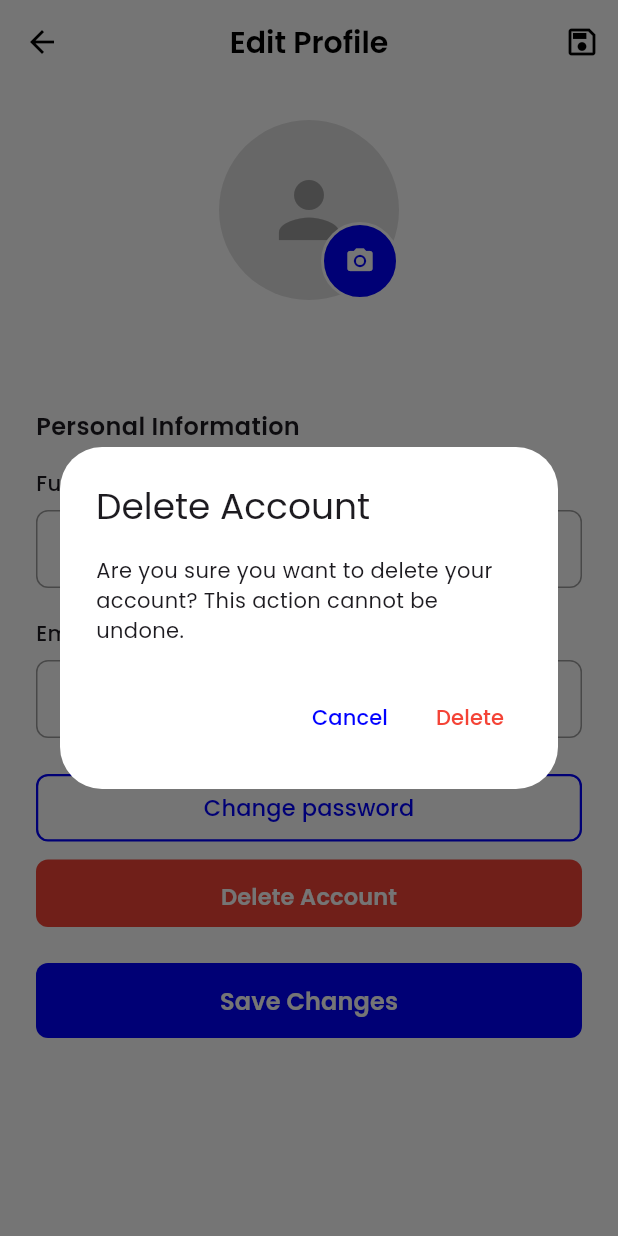
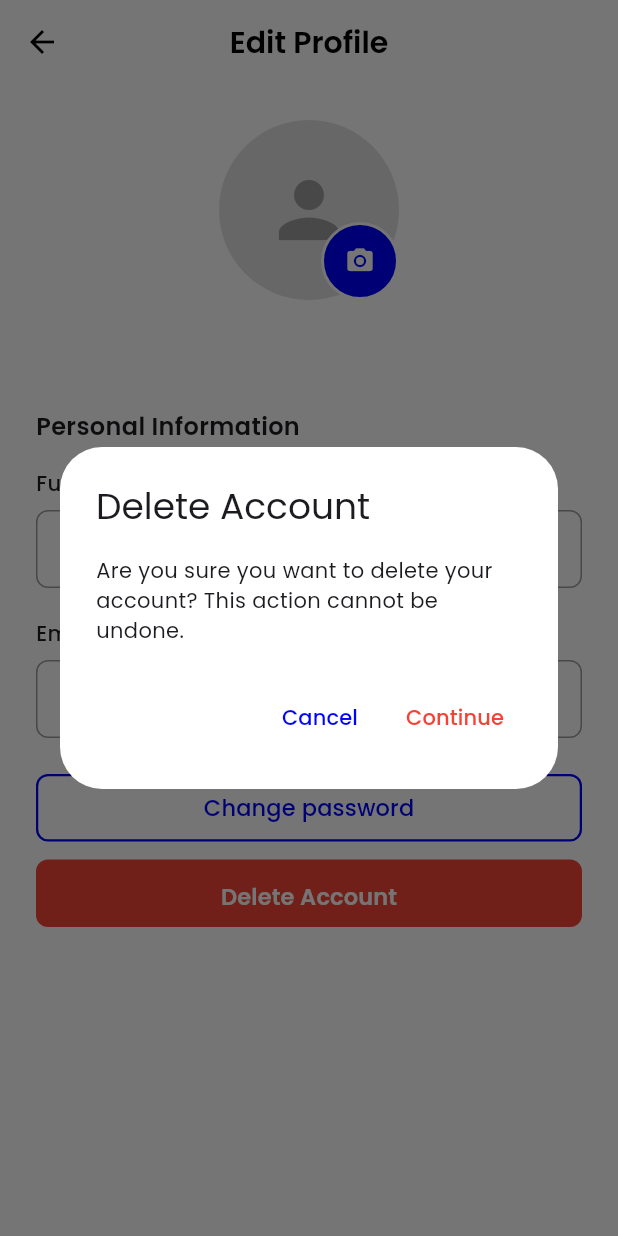
Before and after one commit to SeerPant/Zahn_Ecke_dental_classification_frontend, a Flutter app: the EditProfileScreen screen opened by its route, after a tap on "Delete Account", on a phone screen of 412 x 824 dp. Run offline on Flutter 3.47's test engine with Material 3 defaults, Android fonts, the light colour scheme and no system bars; our stand-ins replace flutter_secure_storage, google_fonts, image_picker; accounts and stored records are empty.

Commit message:
feature to upload photo, feature to change password, feature to delete account, changes to UI

```diff
--- a/lib/screens/profile/edit_profile_screen.dart
+++ b/lib/screens/profile/edit_profile_screen.dart
@@ -1,8 +1,7 @@
-//updating user information
-
 import 'package:flutter/material.dart';
 import 'package:provider/provider.dart';
 import '../../services/auth_service.dart';
+import '../../services/user_service.dart';
 import '../../utils/theme.dart';
 
 class EditProfileScreen extends StatefulWidget {
@@ -16,7 +15,6 @@
   final _formKey = GlobalKey<FormState>();
   late TextEditingController _nameController;
   late TextEditingController _emailController;
-  bool _isLoading = false;
 
   @override
   void initState() {
@@ -33,37 +31,12 @@
     super.dispose();
   }
 
-  Future<void> _saveChanges() async {
-    if (!_formKey.currentState!.validate()) {
-      return;
-    }
-
-    setState(() {
-      _isLoading = true;
-    });
-
-    // TODO: Implement API call to update profile
-    await Future.delayed(const Duration(seconds: 1));
-
-    if (!mounted) return;
-
-    setState(() {
-      _isLoading = false;
-    });
-
-    ScaffoldMessenger.of(context).showSnackBar(
-      const SnackBar(
-        content: Text('Profile update feature coming soon'),
-        backgroundColor: Colors.blue,
-      ),
-    );
-  }
-
   void _changePassword() {
     Navigator.pushNamed(context, '/changepassword');
   }
 
   Future<void> _deleteAccount() async {
+    // Show confirmation dialog
     final confirmed = await showDialog<bool>(
       context: context,
       builder: (context) => AlertDialog(
@@ -79,7 +52,7 @@
           TextButton(
             onPressed: () => Navigator.pop(context, true),
             child: const Text(
-              'Delete',
+              'Continue',
               style: TextStyle(color: Colors.red),
             ),
           ),
@@ -87,11 +60,138 @@
       ),
     );
 
-    if (confirmed == true && mounted) {
+    if (confirmed != true || !mounted) return;
+
+    //Show password confirmation dialog
+    final passwordController = TextEditingController();
+    bool obscurePassword = true;
+
+    final password = await showDialog<String>(
+      context: context,
+      builder: (dialogContext) => StatefulBuilder(
+        builder: (context, setState) => AlertDialog(
+          title: const Text('Confirm Password'),
+          content: Column(
+            mainAxisSize: MainAxisSize.min,
+            children: [
+              const Text(
+                'Please enter your password to confirm account deletion:',
+              ),
+              const SizedBox(height: 16),
+              TextField(
+                controller: passwordController,
+                obscureText: obscurePassword,
+                decoration: InputDecoration(
+                  labelText: 'Password',
+                  border: const OutlineInputBorder(),
+                  suffixIcon: IconButton(
+                    icon: Icon(
+                      obscurePassword ? Icons.visibility_off : Icons.visibility,
+                    ),
+                    onPressed: () {
+                      setState(() {
+                        obscurePassword = !obscurePassword;
+                      });
+                    },
+                  ),
+                ),
+              ),
+            ],
+          ),
+          actions: [
+            TextButton(
+              onPressed: () => Navigator.pop(dialogContext),
+              child: const Text('Cancel'),
+            ),
+            TextButton(
+              onPressed: () =>
+                  Navigator.pop(dialogContext, passwordController.text),
+              child: const Text(
+                'Delete Account',
+                style: TextStyle(color: Colors.red),
+              ),
+            ),
+          ],
+        ),
+      ),
+    );
+
+    if (password == null || password.isEmpty || !mounted) return;
+
+    // Show loading indicator
+    showDialog(
+      context: context,
+      barrierDismissible: false,
+      builder: (context) => const Center(
+        child: CircularProgressIndicator(),
+      ),
+    );
+
+    try {
+      final authService = context.read<AuthService>();
+      final token = authService.token;
+
+      if (token == null) {
+        if (!mounted) return;
+        Navigator.pop(context); // Close loading dialog
+
+        ScaffoldMessenger.of(context).showSnackBar(
+          const SnackBar(
+            content: Text('Please login again'),
+            backgroundColor: Colors.red,
+          ),
+        );
+
+        Navigator.pushReplacementNamed(context, '/login');
+        return;
+      }
+
+      final userService = UserService();
+      final result = await userService.deleteAccount(
+        token: token,
+        password: password,
+      );
+
+      if (!mounted) return;
+
+      Navigator.pop(context); // Close loading dialog
+
+      if (result['success']) {
+        // Logout user
+        await authService.logout();
+
+        if (!mounted) return;
+
+        ScaffoldMessenger.of(context).showSnackBar(
+          SnackBar(
+            content: Text(result['message'] ?? 'Account deleted successfully'),
+            backgroundColor: Colors.green,
+          ),
+        );
+
+        // Navigate to login screen
+        Navigator.pushNamedAndRemoveUntil(
+          context,
+          '/login',
+          (route) => false,
+        );
+      } else {
+        ScaffoldMessenger.of(context).showSnackBar(
+          SnackBar(
+            content: Text(result['message'] ?? 'Failed to delete account'),
+            backgroundColor: Colors.red,
+          ),
+        );
+      }
+    } catch (e) {
+      if (!mounted) return;
+
+      Navigator.pop(context); // Close loading dialog
+
       ScaffoldMessenger.of(context).showSnackBar(
-        const SnackBar(
-          content: Text('Delete account feature coming soon'),
-          backgroundColor: Colors.blue,
+        SnackBar(
+          content: Text('Error: ${e.toString()}'),
+          backgroundColor: Colors.red,
         ),
       );
     }
@@ -119,12 +219,6 @@
           ),
         ),
         centerTitle: true,
-        actions: [
-          IconButton(
-            icon: const Icon(Icons.save_outlined, color: Colors.black),
-            onPressed: _saveChanges,
-          ),
-        ],
       ),
       body: SingleChildScrollView(
         padding: const EdgeInsets.all(24),
@@ -207,6 +301,7 @@
               const SizedBox(height: 8),
               TextFormField(
                 controller: _nameController,
+                readOnly: true,
                 decoration: InputDecoration(
                   hintText: 'Enter your full name',
                   border: OutlineInputBorder(
@@ -247,6 +342,7 @@
               const SizedBox(height: 8),
               TextFormField(
                 controller: _emailController,
+                readOnly: true,
                 keyboardType: TextInputType.emailAddress,
                 decoration: InputDecoration(
                   hintText: 'Enter your email',
@@ -326,37 +422,6 @@
                   ),
                 ),
               ),
-              const SizedBox(height: 24),
-              SizedBox(
-                height: 50,
-                child: ElevatedButton(
-                  onPressed: _isLoading ? null : _saveChanges,
-                  style: ElevatedButton.styleFrom(
-                    backgroundColor: AppTheme.primaryBlue,
-                    foregroundColor: Colors.white,
-                    shape: RoundedRectangleBorder(
-                      borderRadius: BorderRadius.circular(8),
-                    ),
-                    elevation: 0,
-                  ),
-                  child: _isLoading
-                      ? const SizedBox(
-                          height: 20,
-                          width: 20,
-                          child: CircularProgressIndicator(
-                            strokeWidth: 2,
-                            color: Colors.white,
-                          ),
-                        )
-                      : const Text(
-                          'Save Changes',
-                          style: TextStyle(
-                            fontSize: 16,
-                            fontWeight: FontWeight.w600,
-                          ),
-                        ),
-                ),
-              ),
             ],
           ),
         ),
--- a/lib/utils/api_config.dart
+++ b/lib/utils/api_config.dart
@@ -2,11 +2,11 @@
 // hitting through: src/route/auth/auth.route.js
 
 class ApiConfig {
-  static const String baseUrl = 'http://10.0.2.2:3000/api';
+  static const String baseUrl = 'http://10.0.2.2:3000';
   //hitting register
-  static const String register = '$baseUrl/auth/register';
+  static const String register = '$baseUrl/api/auth/register';
   //hitting login
-  static const String login = '$baseUrl/auth/login';
+  static const String login = '$baseUrl/api/auth/login';
   //fetching profile
-  static const String profile = '$baseUrl/auth/profile';
+  static const String profile = '$baseUrl/api/auth/profile';
 }
--- a/pubspec.yaml
+++ b/pubspec.yaml
@@ -7,6 +7,7 @@
   sdk: ">=3.0.0 <4.0.0"
 
 dependencies:
+  image_picker: ^1.1.2
   flutter:
     sdk: flutter
 
```
Also changed, not shown: lib/screens/profile/change_password_screen.dart (+53 -7 lines), lib/screens/profile/profile_screen.dart (+23 -69 lines), lib/services/auth_service.dart (+19 -2 lines), lib/services/user_service.dart (added, +162 -0 lines), pubspec.lock, 6 other files.
